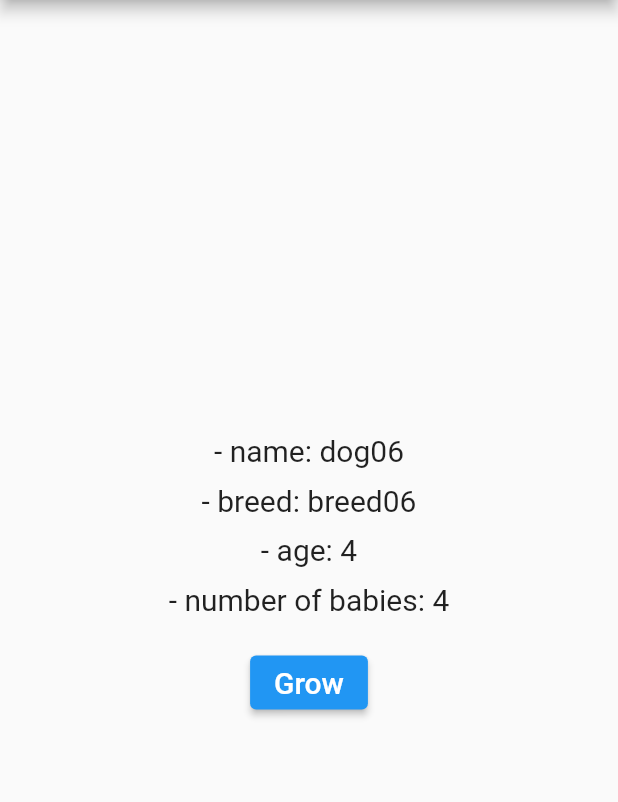
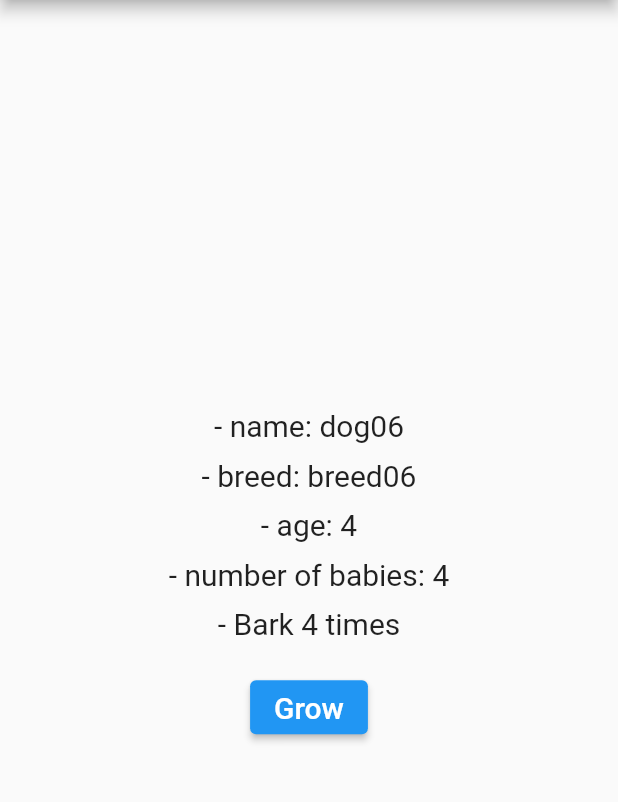
Before and after one commit to KisungHong/provider_overview_02, a Flutter app: the screen it shows after launch, after a tap on "Grow", on a phone screen of 412 x 824 dp, the part 84-886 px from its top. Run offline on Flutter 3.47's test engine with Material 2 defaults, Android fonts, the phone set to English and light mode, and no system bars.

Commit message:
StreamProvider

```diff
--- a/lib/main.dart
+++ b/lib/main.dart
@@ -26,7 +26,14 @@ class MyApp extends StatelessWidget {
             final babies = Babies(age: dogAge);
             return babies.getBabies();
           },
-        )
+        ),
+        StreamProvider<String>(
+            create: (context) {
+              final int dogAge = context.read<Dog>().age;
+              final babies = Babies(age: dogAge * 2);
+              return babies.bark();
+            },
+            initialData: 'Bark 0 times')
       ],
       child: MaterialApp(
         title: 'Provider 06',
@@ -117,6 +124,13 @@ class Age extends StatelessWidget {
           style: TextStyle(fontSize: 20.0),
         ),
         SizedBox(
+          height: 10.0,
+        ),
+        Text(
+          '- ${context.watch<String>()}',
+          style: TextStyle(fontSize: 20.0),
+        ),
+        SizedBox(
           height: 20.0,
         ),
         ElevatedButton(
--- a/lib/models/babies.dart
+++ b/lib/models/babies.dart
@@ -15,4 +15,11 @@ class Babies {
       return 2;
     }
   }
+
+  Stream<String> bark() async* {
+    for (int i = 1; i < age; i++) {
+      await Future.delayed(Duration(seconds: 2));
+      yield 'Bark $i times';
+    }
+  }
 }
```
